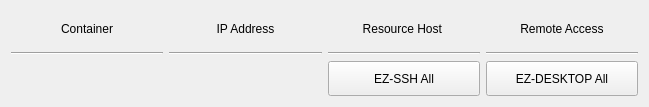
Above: hub/forms/DlgEnvironment.ui from subutai-io/control-center before the change. Below: the same form after it.
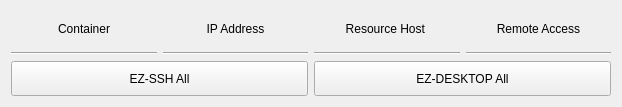
That is the form after the change.

What changed in the file:
```diff
--- a/hub/forms/DlgEnvironment.ui
+++ b/hub/forms/DlgEnvironment.ui
@@ -6,7 +6,7 @@
    <rect>
     <x>0</x>
     <y>0</y>
-    <width>649</width>
+    <width>622</width>
     <height>107</height>
    </rect>
   </property>
@@ -94,7 +94,7 @@
    <item row="2" column="3">
     <layout class="QFormLayout" name="cont_remote"/>
    </item>
-   <item row="3" column="2">
+   <item row="3" column="0" colspan="2">
     <widget class="QPushButton" name="btn_ssh_all">
      <property name="maximumSize">
       <size>
@@ -107,7 +107,7 @@
      </property>
     </widget>
    </item>
-   <item row="3" column="3">
+   <item row="3" column="2" colspan="2">
     <widget class="QPushButton" name="btn_desktop_all">
      <property name="maximumSize">
       <size>
```
